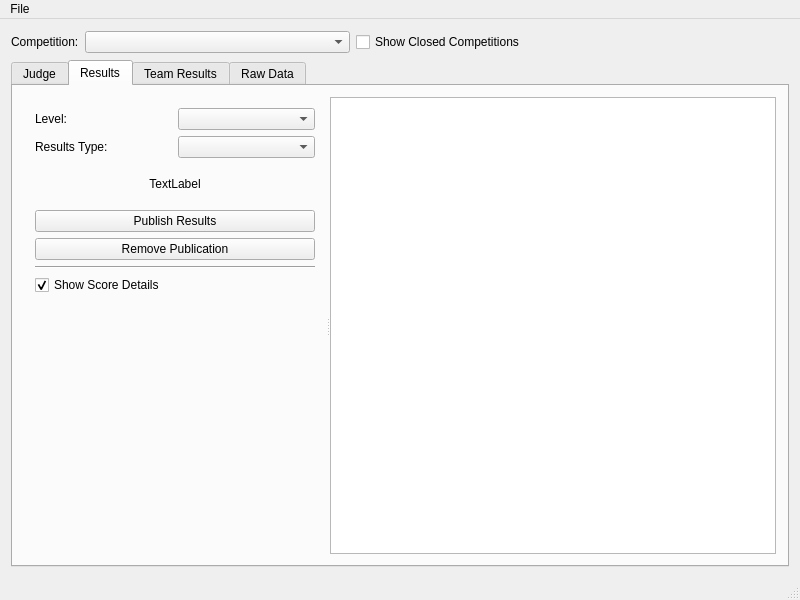
First picture: the form in MainWindow.ui, repository jochumsson/gym-jude, before the edit.
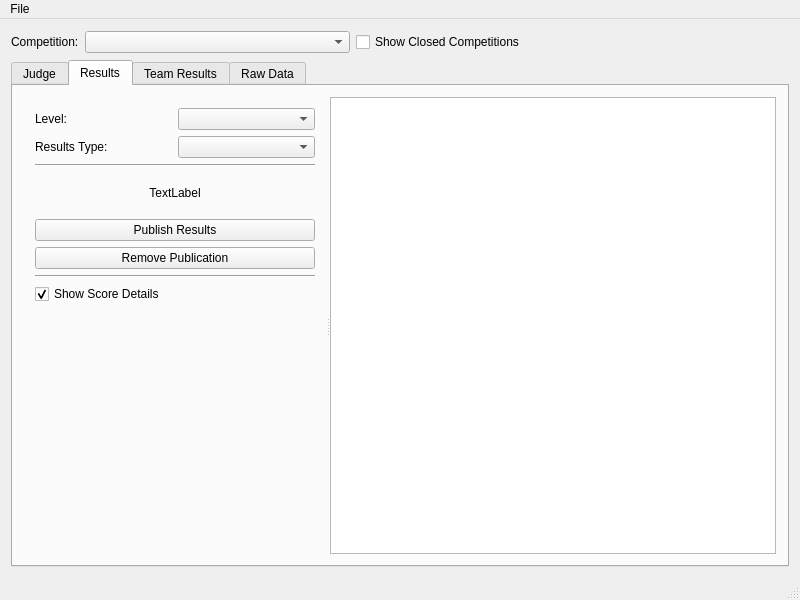
Second picture: the form after the edit. The open tabs and pages were chosen to show the change.

```diff
--- a/MainWindow.ui
+++ b/MainWindow.ui
@@ -311,6 +311,13 @@
               </item>
              </layout>
             </item>
+            <item>
+             <widget class="Line" name="line_3">
+              <property name="orientation">
+               <enum>Qt::Horizontal</enum>
+              </property>
+             </widget>
+            </item>
             <item>
              <widget class="QLabel" name="publish_results_status_label">
               <property name="minimumSize">
```
Left out of the diff: 7 changed lines with no effect on the pictures.
